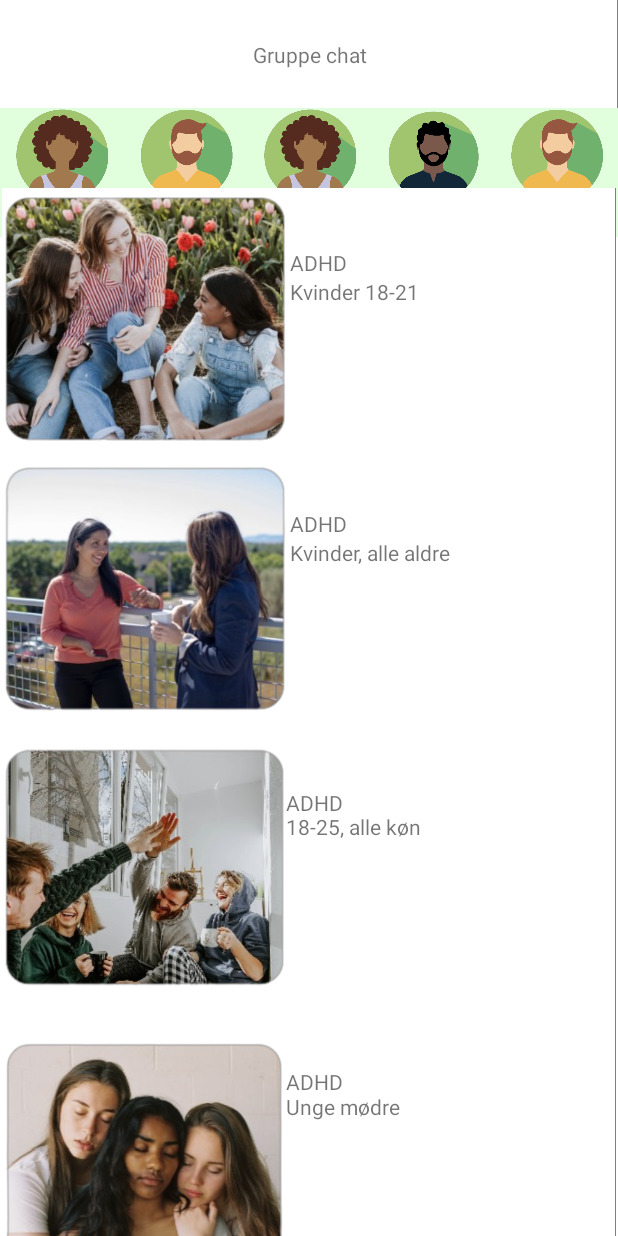
After one commit to Amalie956/BeSammen, an Android app: the layout activity_group_chat_overview.xml on its own in the app's theme, with its tools: preview values and no code run, on a phone screen of 412 x 824 dp. The commit adds this screen. Run offline under Robolectric (Android 15) with nearby library versions, the phone set to English and light mode, and no system bars.

Commit message:
gruppechat

```diff
--- /dev/null
+++ b/app/src/main/java/com/example/besammen/ui/GroupChatOverview.java
@@ -0,0 +1,16 @@
+package com.example.besammen.ui;
+
+import androidx.appcompat.app.AppCompatActivity;
+
+import android.os.Bundle;
+
+import com.example.besammen.R;
+
+public class GroupChatOverview extends AppCompatActivity {
+
+    @Override
+    protected void onCreate(Bundle savedInstanceState) {
+        super.onCreate(savedInstanceState);
+        setContentView(R.layout.activity_group_chat_overview);
+    }
+}
--- /dev/null
+++ b/app/src/main/res/drawable/groupchat_header.xml
@@ -0,0 +1,14 @@
+<?xml version="1.0" encoding="utf-8"?>
+<layer-list xmlns:android="http://schemas.android.com/apk/res/android">
+    <item>
+        <shape>
+            <solid android:color="#808080" />
+        </shape>
+    </item>
+
+    <item android:bottom="0.5dp" android:right="1dp">
+        <shape>
+            <solid android:color="@color/green_600" />
+        </shape>
+    </item>
+</layer-list>
--- /dev/null
+++ b/app/src/main/res/drawable/header.xml
@@ -0,0 +1,15 @@
+<?xml version="1.0" encoding="utf-8"?>
+<layer-list xmlns:android="http://schemas.android.com/apk/res/android">
+    <!-- This is the line -->
+    <item>
+        <shape>
+            <solid android:color="#808080" />
+        </shape>
+    </item>
+    <!-- This is the main color -->
+    <item android:bottom="0.5dp" android:right="1dp">
+        <shape>
+            <solid android:color="@color/white" />
+        </shape>
+    </item>
+</layer-list>
--- /dev/null
+++ b/app/src/main/res/layout/activity_group_chat_overview.xml
@@ -0,0 +1,312 @@
+<?xml version="1.0" encoding="utf-8"?>
+<androidx.constraintlayout.widget.ConstraintLayout xmlns:android="http://schemas.android.com/apk/res/android"
+    xmlns:app="http://schemas.android.com/apk/res-auto"
+    xmlns:tools="http://schemas.android.com/tools"
+    android:layout_width="match_parent"
+    android:layout_height="match_parent"
+    tools:context=".ui.GroupChatOverview">
+
+
+    <TextView
+        android:id="@+id/textView2"
+        android:layout_width="411dp"
+        android:layout_height="72dp"
+        android:background="@drawable/header"
+        app:layout_constraintEnd_toEndOf="parent"
+        app:layout_constraintStart_toStartOf="parent"
+        app:layout_constraintTop_toTopOf="parent" />
+
+    <TextView
+        android:id="@+id/textView4"
+        android:layout_width="wrap_content"
+        android:layout_height="wrap_content"
+        android:text="@string/gruppe_chat"
+        app:layout_constraintBottom_toBottomOf="@+id/textView2"
+        app:layout_constraintEnd_toEndOf="@+id/textView2"
+        app:layout_constraintStart_toStartOf="@+id/textView2"
+        app:layout_constraintTop_toTopOf="@+id/textView2" />
+
+    <LinearLayout
+        android:id="@+id/linearLayout8"
+        android:layout_width="412dp"
+        android:layout_height="64dp"
+        android:background="@color/green_600"
+        android:orientation="horizontal"
+        app:layout_constraintBottom_toTopOf="@+id/linearLayout7"
+        app:layout_constraintEnd_toEndOf="parent"
+        app:layout_constraintStart_toStartOf="parent"
+        app:layout_constraintTop_toBottomOf="@+id/textView2">
+
+        <ImageView
+            android:id="@+id/imageView3"
+            android:layout_width="wrap_content"
+            android:layout_height="wrap_content"
+            android:layout_weight="1"
+            app:srcCompat="@drawable/profile_pic_lady2" />
+
+        <ImageView
+            android:id="@+id/imageView4"
+            android:layout_width="wrap_content"
+            android:layout_height="wrap_content"
+            android:layout_weight="1"
+            app:srcCompat="@drawable/profile_pic_man1" />
+
+        <ImageView
+            android:id="@+id/imageView7"
+            android:layout_width="wrap_content"
+            android:layout_height="wrap_content"
+            android:layout_weight="1"
+            app:srcCompat="@drawable/profile_pic_lady2" />
+
+        <ImageView
+            android:id="@+id/imageView5"
+            android:layout_width="wrap_content"
+            android:layout_height="wrap_content"
+            android:layout_weight="1"
+            app:srcCompat="@drawable/profile_pic_man2" />
+
+        <ImageView
+            android:id="@+id/imageView8"
+            android:layout_width="wrap_content"
+            android:layout_height="wrap_content"
+            android:layout_weight="1"
+            app:srcCompat="@drawable/profile_pic_man1" />
+
+    </LinearLayout>
+
+    <LinearLayout
+        android:id="@+id/linearLayout7"
+        android:layout_width="417dp"
+        android:layout_height="22dp"
+        android:background="@drawable/groupchat_header"
+        android:orientation="horizontal"
+        app:layout_constraintEnd_toEndOf="parent"
+        app:layout_constraintStart_toStartOf="parent"
+        app:layout_constraintTop_toBottomOf="@+id/linearLayout8">
+
+        <TextView
+            android:id="@+id/textView14"
+            android:layout_width="102dp"
+            android:layout_height="wrap_content"
+            android:layout_weight="1"
+            android:text="@string/admin"
+            android:textAlignment="center" />
+
+        <TextView
+            android:id="@+id/textView15"
+            android:layout_width="112dp"
+            android:layout_height="wrap_content"
+            android:layout_weight="1"
+            android:text="@string/admin"
+            android:textAlignment="center" />
+
+        <TextView
+            android:id="@+id/textView16"
+            android:layout_width="80dp"
+            android:layout_height="wrap_content"
+            android:layout_weight="1"
+            android:text="@string/moderator"
+            android:textAlignment="center" />
+
+        <TextView
+            android:id="@+id/textView17"
+            android:layout_width="120dp"
+            android:layout_height="wrap_content"
+            android:layout_weight="1"
+            android:text="@string/moderator"
+            android:textAlignment="center" />
+
+        <TextView
+            android:id="@+id/textView18"
+            android:layout_width="98dp"
+            android:layout_height="wrap_content"
+            android:layout_weight="1"
+            android:text="@string/admin"
+            android:textAlignment="center" />
+    </LinearLayout>
+
+    <LinearLayout
+        android:layout_width="409dp"
+        android:layout_height="731dp"
+        android:orientation="vertical"
+        app:layout_constraintBottom_toBottomOf="parent"
+        app:layout_constraintEnd_toEndOf="parent"
+        app:layout_constraintStart_toStartOf="parent"
+        app:layout_constraintTop_toBottomOf="@+id/linearLayout7">
+
+        <LinearLayout
+            android:layout_width="match_parent"
+            android:layout_height="174dp"
+            android:background="@drawable/header">
+
+            <LinearLayout
+                android:layout_width="192dp"
+                android:layout_height="match_parent"
+                android:orientation="vertical">
+
+                <ImageView
+                    android:id="@+id/imageView10"
+                    android:layout_width="match_parent"
+                    android:layout_height="wrap_content"
+                    app:srcCompat="@drawable/girls" />
+
+                <ImageView
+                    android:id="@+id/imageView15"
+                    android:layout_width="match_parent"
+                    android:layout_height="wrap_content"
+                    app:srcCompat="@drawable/girls" />
+            </LinearLayout>
+
+            <LinearLayout
+                android:layout_width="215dp"
+                android:layout_height="match_parent"
+                android:orientation="vertical">
+
+                <TextView
+                    android:id="@+id/textView19"
+                    android:layout_width="match_parent"
+                    android:layout_height="wrap_content"
+                    android:paddingTop="40dp"
+                    android:text="@string/adhd" />
+
+                <TextView
+                    android:id="@+id/textView25"
+                    android:layout_width="wrap_content"
+                    android:layout_height="87dp"
+                    android:layout_weight="1"
+                    android:text="Kvinder 18-21" />
+            </LinearLayout>
+
+        </LinearLayout>
+
+        <LinearLayout
+            android:layout_width="match_parent"
+            android:layout_height="186dp"
+            android:background="@drawable/header">
+
+            <LinearLayout
+                android:layout_width="192dp"
+                android:layout_height="match_parent"
+                android:orientation="vertical">
+
+                <ImageView
+                    android:id="@+id/imageView24"
+                    android:layout_width="match_parent"
+                    android:layout_height="wrap_content"
+                    app:srcCompat="@drawable/women" />
+            </LinearLayout>
+
+            <LinearLayout
+                android:layout_width="123dp"
+                android:layout_height="match_parent"
+                android:orientation="vertical">
+
+                <TextView
+                    android:id="@+id/textView27"
+                    android:layout_width="215dp"
+                    android:layout_height="wrap_content"
+                    android:paddingTop="40dp"
+                    android:text="@string/adhd" />
+
+                <TextView
+                    android:id="@+id/textView32"
+                    android:layout_width="124dp"
+                    android:layout_height="wrap_content"
+                    android:text="Kvinder, alle aldre" />
+            </LinearLayout>
+
+        </LinearLayout>
+
+        <LinearLayout
+            android:layout_width="match_parent"
+            android:layout_height="186dp"
+            android:background="@drawable/header">
+
+            <LinearLayout
+                android:layout_width="159dp"
+                android:layout_height="match_parent"
+                android:layout_weight="1"
+                android:orientation="vertical">
+
+                <ImageView
+                    android:id="@+id/imageView25"
+                    android:layout_width="191dp"
+                    android:layout_height="match_parent"
+                    app:srcCompat="@drawable/group" />
+
+                <TextView
+                    android:id="@+id/textView25"
+                    android:layout_width="wrap_content"
+                    android:layout_height="87dp"
+                    android:layout_weight="1"
+                    android:text="Kvinder 18-21" />
+
+
+            </LinearLayout>
+
+            <LinearLayout
+                android:layout_width="190dp"
+                android:layout_height="match_parent"
+                android:layout_weight="1"
+                android:orientation="vertical">
+
+                <TextView
+                    android:id="@+id/textView33"
+                    android:layout_width="match_parent"
+                    android:layout_height="14dp"
+                    android:layout_weight="1"
+                    android:paddingTop="40dp"
+                    android:text="@string/adhd" />
+
+                <TextView
+                    android:id="@+id/textView36"
+                    android:layout_width="match_parent"
+                    android:layout_height="87dp"
+                    android:layout_weight="1"
+                    android:text="18-25, alle køn" />
+            </LinearLayout>
+
+        </LinearLayout>
+
+        <LinearLayout
+            android:layout_width="match_parent"
+            android:layout_height="189dp"
+            android:background="@drawable/header">
+
+            <LinearLayout
+                android:layout_width="189dp"
+                android:layout_height="match_parent"
+                android:orientation="vertical">
+
+                <ImageView
+                    android:id="@+id/imageView23"
+                    android:layout_width="match_parent"
+                    android:layout_height="wrap_content"
+                    app:srcCompat="@drawable/young_girls" />
+            </LinearLayout>
+
+            <LinearLayout
+                android:layout_width="match_parent"
+                android:layout_height="match_parent"
+                android:orientation="vertical">
+
+                <TextView
+                    android:id="@+id/textView34"
+                    android:layout_width="match_parent"
+                    android:layout_height="12dp"
+                    android:layout_weight="1"
+                    android:paddingTop="40dp"
+                    android:text="@string/adhd" />
+
+                <TextView
+                    android:id="@+id/textView38"
+                    android:layout_width="match_parent"
+                    android:layout_height="87dp"
+                    android:layout_weight="1"
+                    android:text="Unge mødre" />
+            </LinearLayout>
+        </LinearLayout>
+
+    </LinearLayout>
+
+</androidx.constraintlayout.widget.ConstraintLayout>
--- a/app/src/main/res/values/strings.xml
+++ b/app/src/main/res/values/strings.xml
@@ -21,15 +21,10 @@
     <string name="diagnosis">Diagnose</string>
     <string name="create_user">Opret bruger</string>
     <string name="back_to_login">Tilbage til login</string>
-
-
-
-
-
-
-
-
-
+    <string name="admin">Admin</string>
+    <string name="moderator">Moderator</string>
+    <string name="gruppe_chat">Gruppe chat</string>
+    <string name="adhd">ADHD</string>
 
 
 </resources>
```
Also changed, not shown: app/src/main/AndroidManifest.xml (+6 -9 lines), app/src/main/res/drawable/girls.png (added), app/src/main/res/drawable/group.png (added), app/src/main/res/drawable/profile_pic_lady.png (added), app/src/main/res/drawable/profile_pic_lady2.png (added), app/src/main/res/drawable/profile_pic_man1.png (added), app/src/main/res/drawable/profile_pic_man2.png (added), app/src/main/res/drawable/women.png (added), app/src/main/res/drawable/young_girls.png (added).
